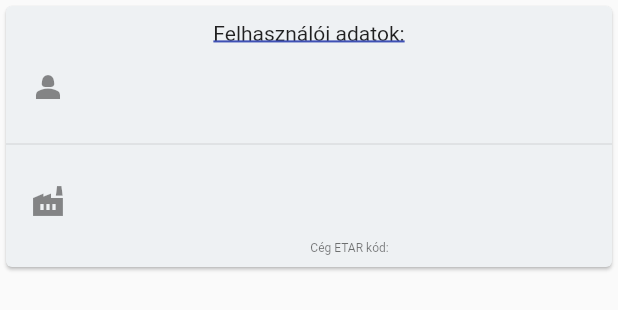
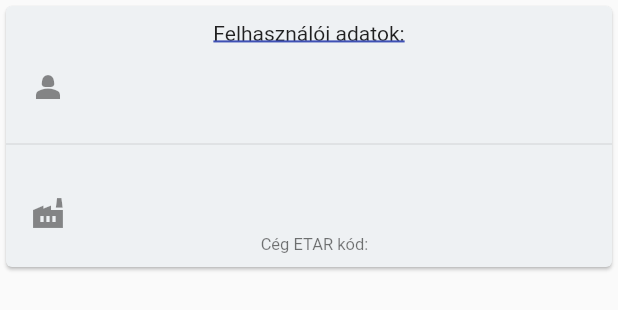
Before and after one commit to cohun/etar-q, a Flutter app: the Cards widget shown alone on an empty page, opened directly, on a phone screen of 412 x 824 dp. Shown: the top 310 px of the screen. Run offline on Flutter 3.47's test engine with Material 2 defaults, Android fonts, the phone set to English and light mode, and no system bars; our stand-ins replace cloud_firestore, dropdown_button2, equatable, firebase_auth, firebase_core, firebase_ui_firestore and 2 more; missing offline and left inert: firebase_ui_auth, firebase_ui_localizations; accounts and stored records are empty.

Commit message:
Card modified with ETAR code

```diff
--- a/lib/src/data/counter.dart
+++ b/lib/src/data/counter.dart
@@ -13,7 +13,7 @@ class Counter extends Equatable {
 
   factory Counter.fromMap(Map<String, dynamic> map) {
     return Counter(
-      counter: map['counter'] ?? '',
+      counter: map['counter'] ?? 0,
       address: map['address'] ?? '',
       company: map['company'] ?? '',
     );
--- a/lib/src/utils/cards.dart
+++ b/lib/src/utils/cards.dart
@@ -42,22 +42,28 @@ class Cards extends StatelessWidget {
                 ),
 
                 ListTile(
+                  titleAlignment: ListTileTitleAlignment.threeLine,
                   leading: const Icon(Icons.factory),
+                  trailing: const SizedBox(width: 30),
                   subtitle: Column(
+                    mainAxisAlignment: MainAxisAlignment.start,
                     children: [
                       const SizedBox(
                         height: 10,
                       ),
                       Text(
                         "Cég ETAR kód: $counter",
-                        style: const TextStyle(fontSize: 8),
+                        style: const TextStyle(fontSize: 11),
                       ),
                     ],
                   ),
                   title: Column(
                     children: [
                       Text(company),
-                      Text(address),
+                      Text(
+                        address,
+                        style: const TextStyle(fontSize: 12),
+                      ),
                     ],
                   ),
                 ),
```
Also changed, not shown: lib/src/data/firestore_repository.dart (+15 -0 lines), lib/src/screens/add_company.dart (+19 -0 lines), lib/src/screens/home_screen.dart (+26 -5 lines).
